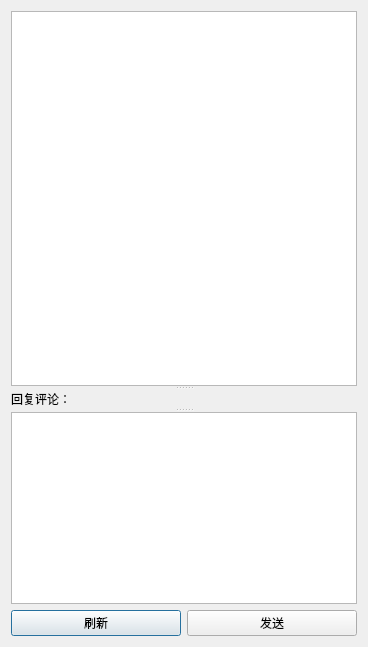
Qt form client/dialogcomments.ui (seekstar/syncchat) before a commit.
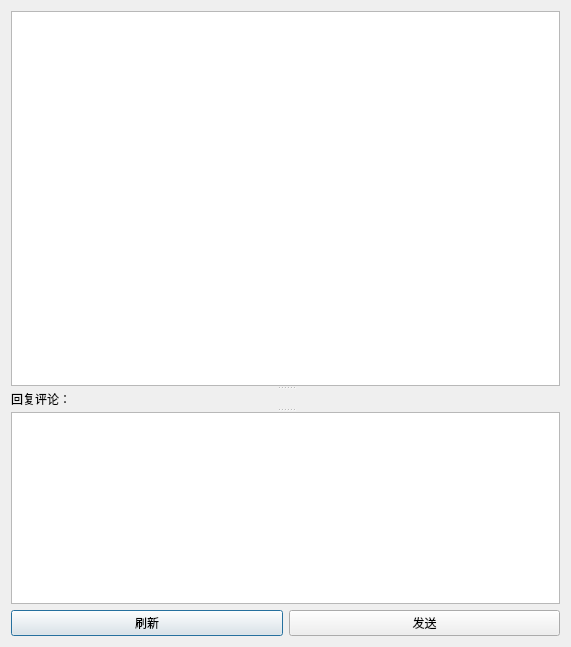
The same form after that commit.

Patch:
```diff
--- a/client/dialogcomments.ui
+++ b/client/dialogcomments.ui
@@ -6,7 +6,7 @@
    <rect>
     <x>0</x>
     <y>0</y>
-    <width>368</width>
+    <width>571</width>
     <height>647</height>
    </rect>
   </property>
@@ -32,7 +32,7 @@
      </widget>
      <widget class="QLabel" name="reply">
       <property name="sizePolicy">
-       <sizepolicy hsizetype="Preferred" vsizetype="Maximum">
+       <sizepolicy hsizetype="Preferred" vsizetype="Fixed">
         <horstretch>0</horstretch>
         <verstretch>0</verstretch>
        </sizepolicy>
```
